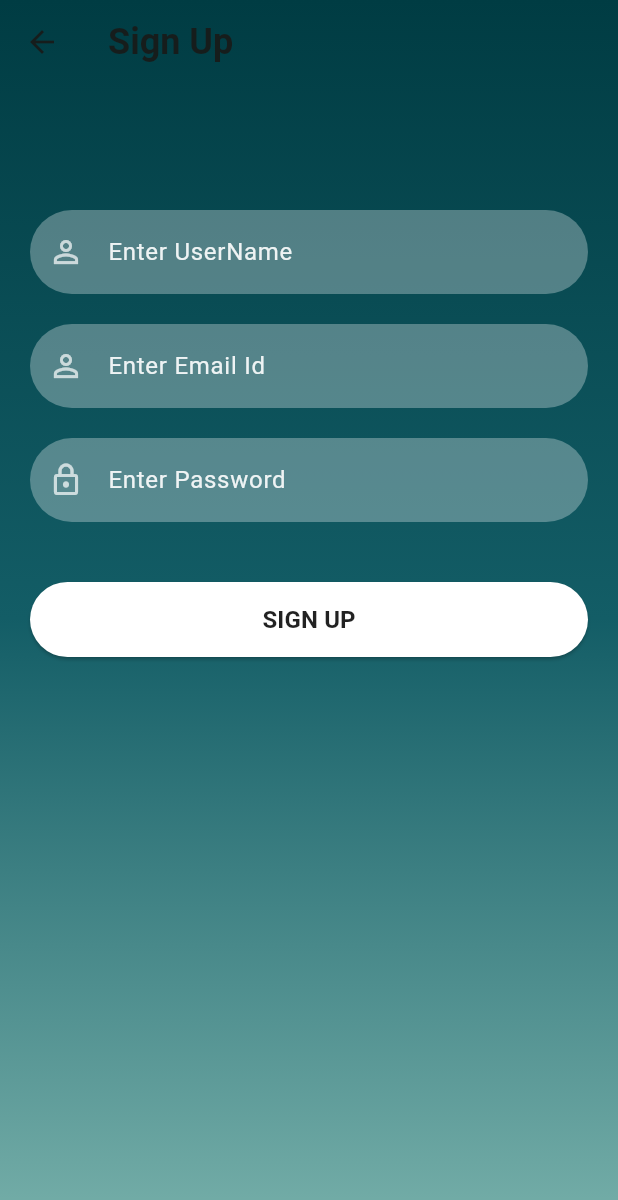
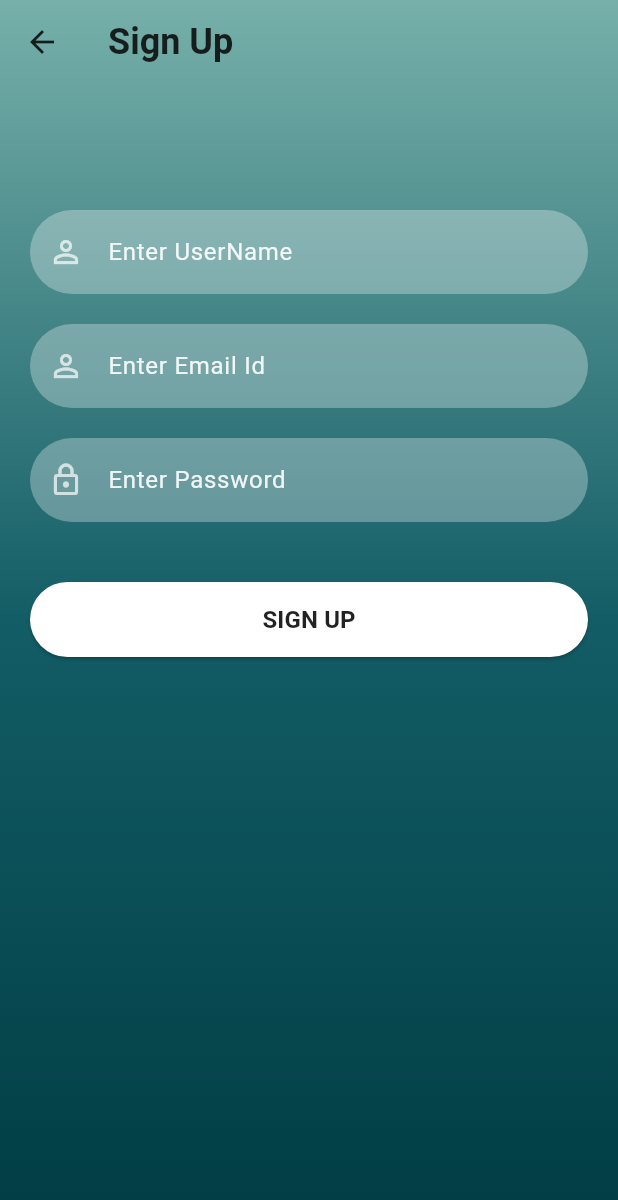
Before and after one commit to Menakan-Vijayanathan/green_docor_app, a Flutter app: the SignUpScreen screen opened directly, on a phone screen of 412 x 824 dp. Shown: the top 1200 px of the screen. Run offline on Flutter 3.47's test engine with Material 3 defaults, Android fonts, the phone set to English and light mode, and no system bars; our stand-ins replace cloud_firestore, firebase_auth, firebase_core, firebase_storage, fluttertoast, image_picker and 1 more; missing offline and left inert: augmented_reality_plugin; accounts and stored records are empty.

```diff
--- a/lib/in-out/signin_screen.dart
+++ b/lib/in-out/signin_screen.dart
@@ -25,9 +25,9 @@ class _SignInScreenState extends State<SignInScreen> {
             gradient: LinearGradient(
               colors:
                 [
-                  hexStringToColor("003C43"),
+                  hexStringToColor("77B0AA"),
                   hexStringToColor("135D66"),
-                  hexStringToColor("77B0AA")
+                  hexStringToColor("003C43")
                 ],
               begin: Alignment.topCenter,
               end: Alignment.bottomCenter,
--- a/lib/in-out/signup_screen.dart
+++ b/lib/in-out/signup_screen.dart
@@ -35,9 +35,9 @@ class _SignUpScreenState extends State<SignUpScreen> {
       gradient: LinearGradient(
         colors:
         [
-          hexStringToColor("003C43"),
+          hexStringToColor("77B0AA"),
           hexStringToColor("135D66"),
-          hexStringToColor("77B0AA")
+          hexStringToColor("003C43")
         ],
           begin: Alignment.topCenter,
           end: Alignment.bottomCenter,
@@ -56,7 +56,7 @@ class _SignUpScreenState extends State<SignUpScreen> {
               const SizedBox(
                 height: 20,
               ),
-              reusableTextField("Enter Email Id", Icons.person_outline, false, _passwordTextController),
+              reusableTextField("Enter Email Id", Icons.person_outline, false, _emailTextController),
               const SizedBox(
                 height: 20,
               ),
```
Also changed, not shown: 3 other files.
